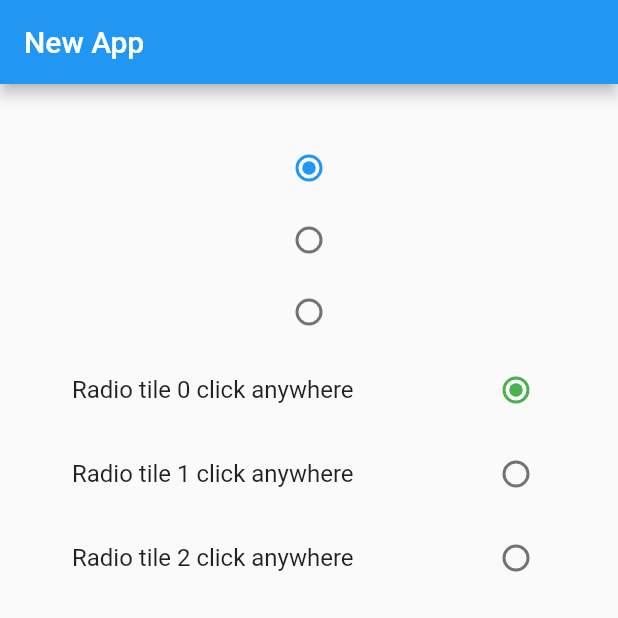
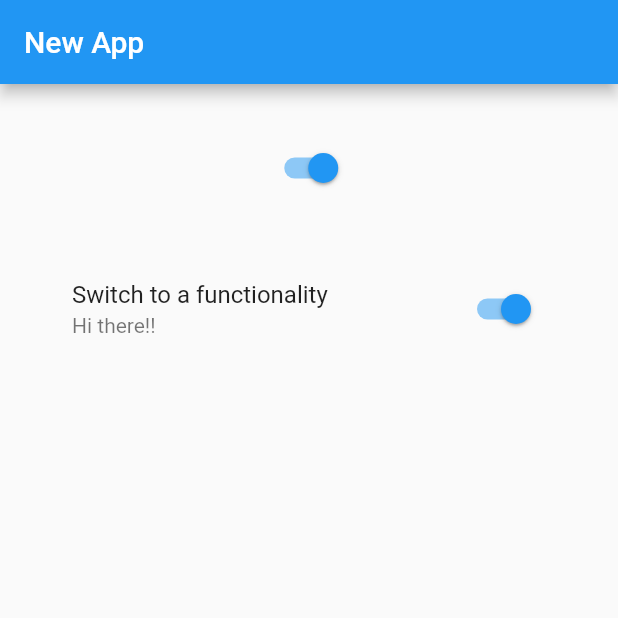
Before and after one commit to ShubhamDalvi1999/Flutter_Beginner, a Flutter app: the screen it shows after launch, on a phone screen of 412 x 824 dp, the top half of it. Run offline on Flutter 3.47's test engine with Material 2 defaults, Android fonts, the phone set to English and light mode, and no system bars.

Commit message:
Done with Switches

```diff
--- a/lib/main.dart
+++ b/lib/main.dart
@@ -12,51 +12,16 @@ class MyApp extends StatefulWidget {
 }
 
 class _MyAppState extends State<MyApp> {
-  int _value1 = 0;
-  int _value2 = 0;
+  bool _value1 = true;
+  bool _value2 = true;
 
-  void _setvalue1(var value) => setState(() {
+  void _onChange1(bool value) => setState(() {
         _value1 = value;
       });
 
-  void _setvalue2(var value) => setState(() {
-        _value2 = value!;
+  void _onChange2(bool value) => setState(() {
+        _value2 = value;
       });
-
-  Widget makeRadios() {
-    List<Radio> list = [];
-
-    for (var i = 0; i < 3; i++) {
-      list.add(Radio(value: i, groupValue: _value1, onChanged: _setvalue1));
-    }
-
-    Column column = new Column(
-      children: list,
-    );
-
-    return column;
-  }
-
-  Widget makeRadioTiles() {
-    List<RadioListTile> list = [];
-
-    for (var i = 0; i < 3; i++) {
-      list.add(RadioListTile(
-        value: i,
-        groupValue: _value2,
-        onChanged: _setvalue2,
-        activeColor: Colors.green,
-        title: Text("Radio tile $i click anywhere"),
-        controlAffinity: ListTileControlAffinity.trailing,
-      ));
-    }
-
-    Column column = new Column(
-      children: list,
-    );
-
-    return column;
-  }
 
   @override
   Widget build(BuildContext context) {
@@ -69,8 +34,16 @@ class _MyAppState extends State<MyApp> {
         child: Center(
           child: Column(
             children: [
-              makeRadios(),
-              makeRadioTiles(),
+              Switch(value: _value2, onChanged: _onChange2),
+              SizedBox(
+                height: 34,
+              ),
+              SwitchListTile(
+                value: _value1,
+                onChanged: _onChange1,
+                title: Text("Switch to a functionality "),
+                subtitle: Text("Hi there!!"),
+              )
             ],
           ),
         ),
```
